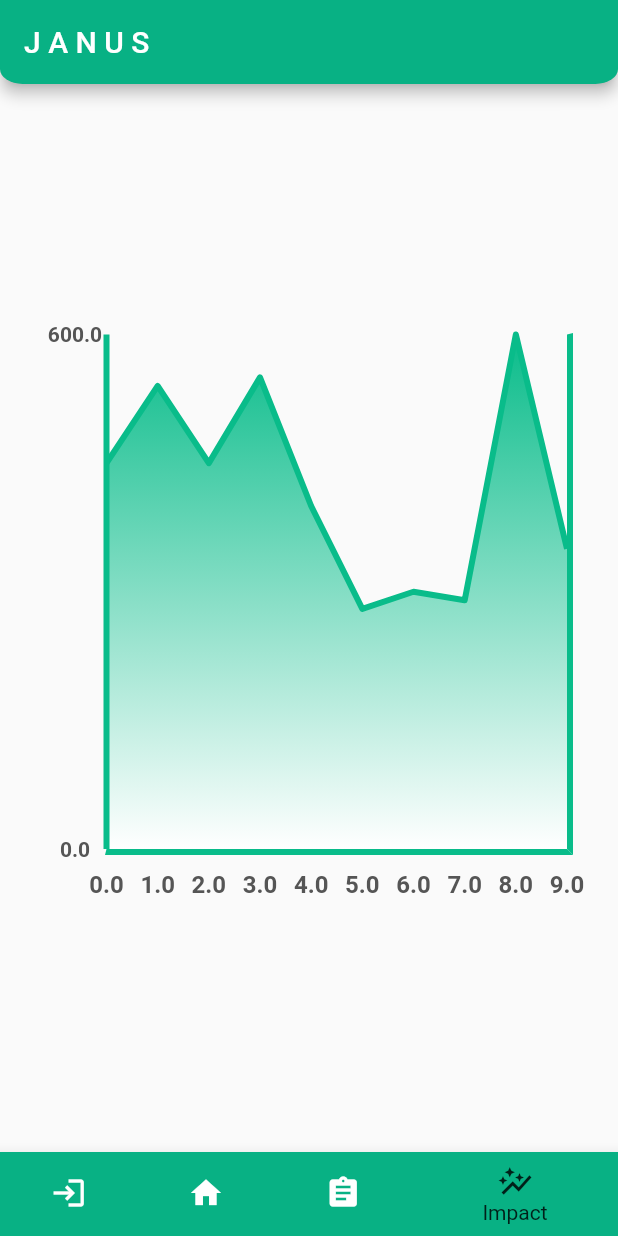
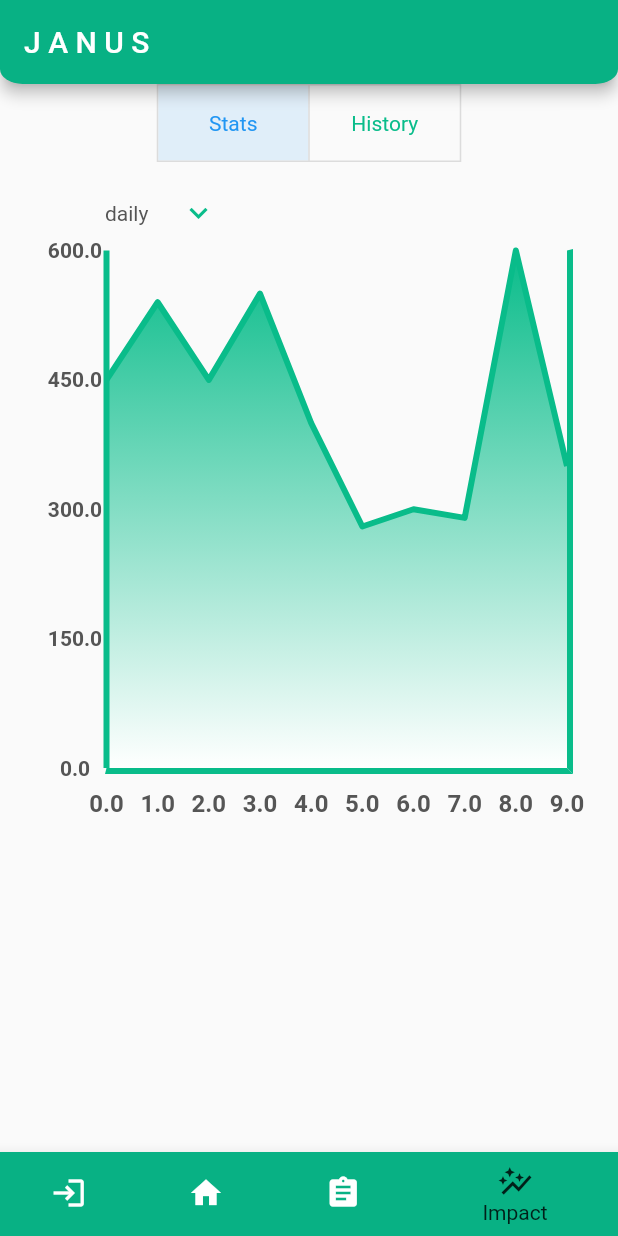
Before and after one commit to jeyeong/climate-ark-app, a Flutter app: the screen it shows after launch, item 4 of the bottom bar chosen, on a phone screen of 412 x 824 dp. Run offline on Flutter 3.47's test engine with Material 2 defaults, Android fonts, the phone set to English and light mode, and no system bars; drawn by our look-alikes of fl_chart.

Commit message:
toggles between stats/history and daily/weekly/monthly for the impact page

```diff
--- /dev/null
+++ b/canvas/lib/components/impact_page/graph_toggle.dart
@@ -0,0 +1,219 @@
+import 'package:flutter/material.dart';
+import 'package:fl_chart/fl_chart.dart';
+import 'package:canvas/constants.dart';
+import 'dart:math';
+
+enum Toggle {daily, weekly, monthly}
+
+class GraphPack extends StatefulWidget {
+  final Toggle passedType;
+  const GraphPack({Key? key, required this.passedType}): super(key: key);
+  @override
+  GraphPackState createState() => GraphPackState(passedType: this.passedType);
+}
+
+class GraphPackState extends State<GraphPack> {
+  String dropdownValue = 'daily';
+  Toggle passedType;
+  GraphPackState({required this.passedType});
+
+  static const List<Color> gradientColors = [
+    primaryColor,
+    primaryWhite,
+  ];
+
+
+  @override
+  Widget build(BuildContext context) {
+    return Container(
+      // padding: const EdgeInsets.symmetric(horizontal: 20),
+      // margin: const EdgeInsets.symmetric(horizontal: 8.0),
+      width: double.infinity,
+      height: 450,
+      padding: EdgeInsets.fromLTRB(30.0, 10.0, 30.0, 10.0),
+      // decoration: BoxDecoration(
+      //     color: primaryLightestColor, borderRadius: BorderRadius.circular(29)),
+      //child: LineChart(sampleData1),
+      child: Column(
+        mainAxisSize: MainAxisSize.max,
+        children: <Widget>[
+          Align(
+            alignment: Alignment.centerLeft,
+            child: Padding(
+              padding: const EdgeInsets.symmetric(horizontal: 40.0),
+              child: makeButton(),
+            ),
+          ),
+          Expanded(
+            child: LineChart(sampleData1)),
+        ],)
+    );
+  }
+
+
+  LineChartData get sampleData1 => LineChartData(
+    lineTouchData: lineTouchData1,
+    gridData: gridData1,
+    titlesData: titlesData1,
+    borderData: borderData,
+    lineBarsData: lineBarsData1,
+    minX: 0,
+    maxX: 9, // should be number of data points that will be in the set
+    maxY: 600,
+    minY: 0,
+    extraLinesData: extraLineData1,
+  );
+
+  ExtraLinesData get extraLineData1 => ExtraLinesData(
+    verticalLines: <VerticalLine>[
+      VerticalLine(x: 0, color: gradientColors[0], strokeWidth: 4),
+    ],
+  );
+
+  LineTouchData get lineTouchData1 => LineTouchData(enabled: false,);
+  FlTitlesData get titlesData1 => FlTitlesData(
+        bottomTitles: AxisTitles(
+          sideTitles: bottomTitles,
+        ),
+        rightTitles: AxisTitles(
+          sideTitles: SideTitles(showTitles: false),
+        ),
+        topTitles: AxisTitles(
+          sideTitles: SideTitles(showTitles: false),
+        ),
+        leftTitles: AxisTitles(
+          sideTitles: leftTitles(),
+        ),
+      );
+
+  List<LineChartBarData> get lineBarsData1 => [
+    lineChartBarData1_1,
+  ];
+
+
+  LineChartBarData get lineChartBarData1_1 => LineChartBarData(
+    isCurved:false,
+    //color: const Color(0xff09bc81),
+    color: primaryColor,
+    barWidth: 4,
+    isStrokeCapRound: false,
+    dotData: FlDotData(show: false),
+    belowBarData: BarAreaData(
+      show: true,
+      gradient: const LinearGradient(
+        colors: gradientColors,
+        begin: Alignment.topCenter,
+        end: Alignment.bottomCenter,
+      ),
+    ),
+    spots: (passedType == Toggle.daily) ? spot1 : (passedType == Toggle.weekly) ? spot2 : spot3,
+  );
+
+  List<FlSpot> spot1 = const [
+      FlSpot(0, 450),
+      FlSpot(1, 540),
+      FlSpot(2, 450),
+      FlSpot(3, 550),
+      FlSpot(4, 400),
+      FlSpot(5, 280),
+      FlSpot(6, 300),
+      FlSpot(7, 290),
+      FlSpot(8, 600),
+      FlSpot(9, 350),
+    ];
+  List<FlSpot> spot2 = const [
+      FlSpot(0, 250),
+      FlSpot(1, 100),
+      FlSpot(2, 300),
+      FlSpot(3, 550),
+      FlSpot(4, 600),
+      FlSpot(5, 450),
+      FlSpot(6, 300),
+      FlSpot(7, 290),
+      FlSpot(8, 10),
+      FlSpot(9, 350),
+    ];
+
+  List<FlSpot> get spot3 => List<FlSpot>.generate(10, (int index)  {
+    var random =  Random();
+    double randomNumber = random.nextInt(600).toDouble();
+    return FlSpot(index.toDouble(), randomNumber);
+    }
+    );
+
+  FlGridData get gridData1 => FlGridData(show: false,);
+
+  FlBorderData get borderData => FlBorderData(
+    show: true,
+    border:  Border(
+      bottom: BorderSide(color: gradientColors[0], width: 4),
+      //left: BorderSide(color: gradientColors[0], width: 4),// change length to be leftmost datapoint
+      right: BorderSide(color: gradientColors[0], width: 4), // change length to be rightmost datapoint
+      left: BorderSide(color: Colors.transparent),
+      //right: BorderSide(color: Colors.transparent),
+      top: BorderSide(color: Colors.transparent),
+    ),
+
+
+  );
+
+  SideTitles get bottomTitles => SideTitles(
+    getTitlesWidget: bottomTitleWidgets,
+    showTitles: true,
+    interval: 1,
+    reservedSize: 32);
+
+  Widget bottomTitleWidgets(double value, TitleMeta meta) {
+    const style = TextStyle(
+      //color: Color(0xff000000),
+      color: darkGrey,
+      fontWeight: FontWeight.bold,
+      fontSize: 16,
+    );
+    Widget text = Text(value.toString(), style: style);
+    return Padding(child: text, padding: const EdgeInsets.only(top: 10.0));
+   }
+
+  SideTitles leftTitles() => SideTitles(
+    getTitlesWidget: leftTitleWidgets,
+    showTitles: true,
+    interval: 3,
+    reservedSize: 40,
+  );
+
+  Widget leftTitleWidgets(double value, TitleMeta meta) {
+    const style = TextStyle(
+      //color: Color(0xff000000),
+      color: darkGrey,
+      fontWeight: FontWeight.bold,
+      fontSize: 14,
+    );
+    String text = (value.toInt() % 150 == 0) ? value.toString(): "";
+
+    return Text(text, style: style, textAlign: TextAlign.center);
+  }
+
+  DropdownButton makeButton() => DropdownButton<Toggle>(
+    value: passedType,
+    icon: const Icon(Icons.keyboard_arrow_down_outlined,
+    color: primaryColor),
+    elevation: 16,
+    style: const TextStyle(color: darkGrey),
+    underline: Container(
+      height: 2,
+      color: Colors.transparent,
+    ),
+    onChanged: (Toggle? newValue) {
+      setState(() {
+        passedType = newValue!;
+      });
+    },
+    items: Toggle.values.map((Toggle value) {
+      return DropdownMenuItem<Toggle>(
+        value: value,
+        child: Text(value.name),
+      );
+    }).toList(),
+  );
+
+}
--- /dev/null
+++ b/canvas/lib/components/impact_page/impact_box.dart
@@ -0,0 +1,68 @@
+import 'package:canvas/components/impact_page/graph_image.dart';
+import 'package:canvas/components/impact_page/graph_toggle.dart';
+import 'package:canvas/components/impact_page/history_list.dart';
+import 'package:canvas/components/impact_page/history_item.dart';
+
+
+import 'package:canvas/constants.dart';
+
+import 'package:flutter/material.dart';
+
+enum View {stats, history}
+
+class ImpactBox extends StatefulWidget {
+  const ImpactBox({Key? key}) : super(key: key);
+
+  _ImpactBoxState createState() => _ImpactBoxState();
+}
+
+class _ImpactBoxState extends State<ImpactBox> {
+  List<bool> isSelected = [true, false];
+  @override
+  Widget build(BuildContext context) {
+    return Container(
+      child: Column(
+        children: <Widget>[
+          ToggleButtons(
+            children: const <Widget>[
+              // Text("Stats", style: TextStyle(
+              //   color : (isSelected[0] ? primaryWhite : primaryColor ))
+              //   ),
+              Text("Stats"),
+              Text("History"),
+            ],
+            onPressed: (int index) {
+              setState(() {
+                for (int buttonIndex = 0; buttonIndex < isSelected.length; buttonIndex++) {
+                  if (buttonIndex == index) {
+                    isSelected[buttonIndex] = true;
+                  } else {
+                    isSelected[buttonIndex] = false;
+                  }
+                }
+              });
+            },
+            isSelected: isSelected,
+            constraints: BoxConstraints(minHeight: 50.0, maxHeight: 80.0, minWidth: 100.0, maxWidth: 200.0),
+            color: primaryColor,
+
+          ),
+          isSelected[0] ? GraphPack(passedType: Toggle.daily) : Expanded(child: HistoryListCard()),
+
+        ],
+        )
+
+    );
+
+
+    // MaterialApp(
+    //   title: _title,
+    //   home: Scaffold(
+    //     appBar: AppBar(title: const Text(_title)),
+    //     body: const Center(
+    //       child: MyStatefulWidget(),
+    //     ),
+    //   ),
+    // );
+  }
+}
--- a/canvas/lib/views/landing_page.dart
+++ b/canvas/lib/views/landing_page.dart
@@ -1,7 +1,9 @@
 import 'package:flutter/material.dart';
 
 import 'package:canvas/views/login_page.dart';
-import 'package:canvas/components/action_page/graph_image.dart';
+import 'package:canvas/components/impact_page/graph_image.dart';
+import 'package:canvas/components/impact_page/graph_toggle.dart';
+import 'package:canvas/components/impact_page/impact_box.dart';
 
 class ProfilePic extends StatelessWidget {
   const ProfilePic({Key? key}) : super(key: key);
@@ -22,6 +24,7 @@ class LandingPage extends StatefulWidget {
   State<LandingPage> createState() => _LandingPageState();
 }
 
+
 class _LandingPageState extends State<LandingPage> {
   int _selectedIndex = 0;
   static const TextStyle optionStyle =
@@ -36,7 +39,8 @@ class _LandingPageState extends State<LandingPage> {
       'Action',
       style: optionStyle,
     ),
-    GraphCard()
+    //GraphPack(passedType: Toggle.daily)
+    ImpactBox()
   ];
 
   void _onItemTapped(int index) {
```
Also changed, not shown: canvas/lib/components/impact_page/graph_image.dart (added, +159 -0 lines), canvas/lib/components/impact_page/history_item.dart (renamed from canvas/lib/components/action_page/history_item.dart), canvas/lib/components/impact_page/history_list.dart (renamed from canvas/lib/components/action_page/history_list.dart).
